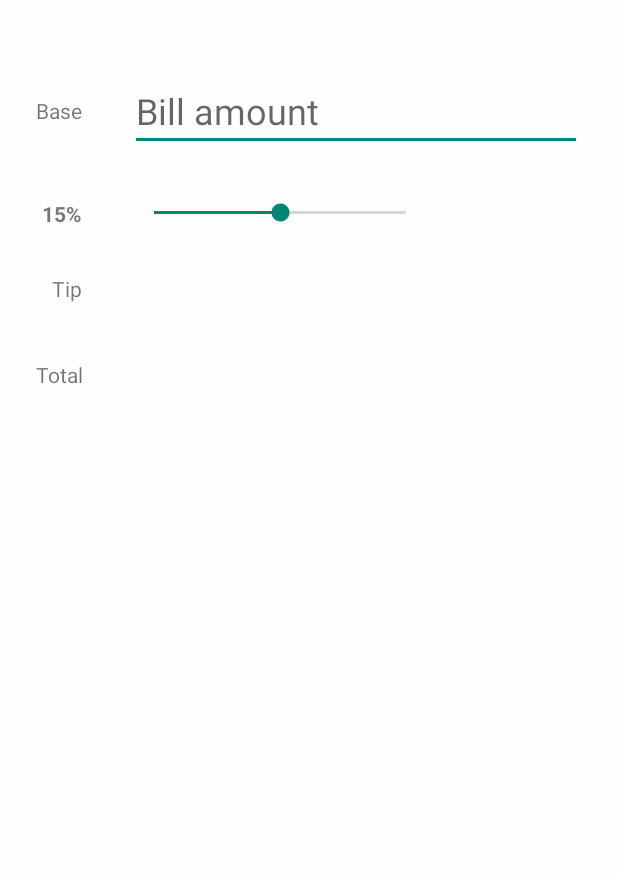
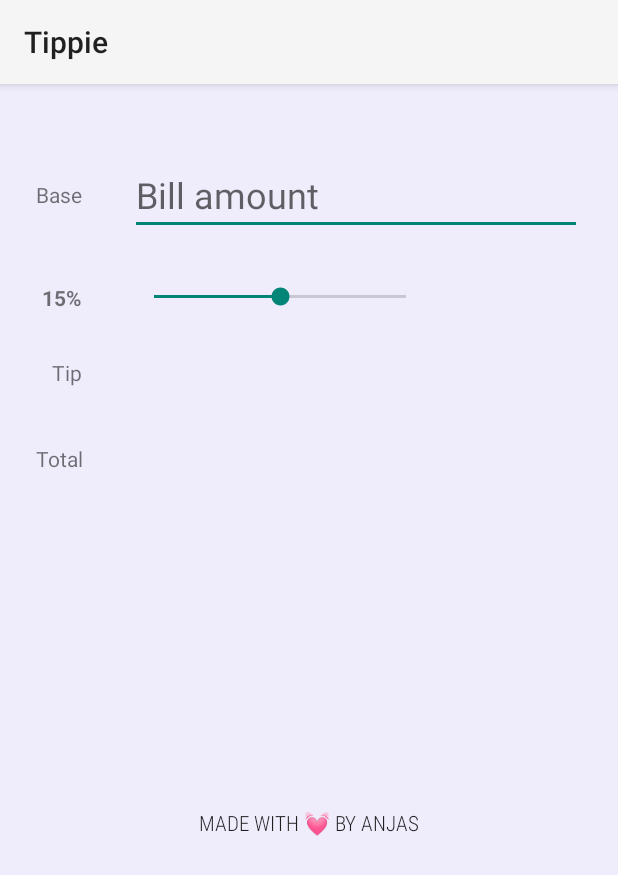
Before and after one commit to Anjasfedo/tippie, an Android app built with Jetpack Compose: the screen it shows after launch (MainActivity), on a phone screen of 412 x 824 dp. Shown: the top 875 px of the screen. Run offline under Robolectric (Android 15) with nearby library versions, the phone set to English and light mode, and no system bars.

Commit message:
feat: customize colors

```diff
--- a/app/src/main/java/com/example/tippie/MainActivity.kt
+++ b/app/src/main/java/com/example/tippie/MainActivity.kt
@@ -17,7 +17,6 @@ import androidx.compose.material3.Text
 import androidx.compose.runtime.Composable
 import androidx.compose.ui.Modifier
 import androidx.compose.ui.tooling.preview.Preview
-import com.example.tippie.ui.theme.TippieTheme
 
 private const val TAG = "MainActivity"
 private const val INITIAL_TIP_PERCENT = 15
@@ -32,6 +31,8 @@ class MainActivity : ComponentActivity() {
 
     override fun onCreate(savedInstanceState: Bundle?) {
         super.onCreate(savedInstanceState)
+
+        setTheme(R.style.Theme_Tippie)
         setContentView(R.layout.activity_main)
 
         etBaseAmount = findViewById(R.id.etBaseAmount)
--- a/app/src/main/res/layout/activity_main.xml
+++ b/app/src/main/res/layout/activity_main.xml
@@ -4,7 +4,6 @@
     xmlns:tools="http://schemas.android.com/tools"
     android:layout_width="match_parent"
     android:layout_height="match_parent"
-    android:background="#FFFEFE"
     android:paddingLeft="24dp"
     android:paddingTop="48dp"
     android:paddingRight="24dp"
@@ -105,4 +104,19 @@
         app:layout_constraintEnd_toEndOf="@+id/tvTipLabel"
         app:layout_constraintTop_toBottomOf="@id/tvTipAmount" />
 
+    <TextView
+        android:layout_width="wrap_content"
+        android:layout_height="wrap_content"
+        android:layout_marginStart="46dp"
+        android:fontFamily="sans-serif-condensed-light"
+        android:text="Made with 💓 by Anjas"
+        android:textAllCaps="true"
+        android:textAppearance="@style/TextAppearance.AppCompat.Body2"
+        app:layout_constraintBottom_toBottomOf="parent"
+        app:layout_constraintEnd_toEndOf="parent"
+        app:layout_constraintHorizontal_bias="0.0"
+        app:layout_constraintStart_toStartOf="@+id/tvTotalAmount"
+        app:layout_constraintTop_toBottomOf="@+id/tvTotalAmount"
+        app:layout_constraintVertical_bias="0.5" />
+
 </androidx.constraintlayout.widget.ConstraintLayout>
--- a/app/src/main/res/values/colors.xml
+++ b/app/src/main/res/values/colors.xml
@@ -7,4 +7,8 @@
     <color name="teal_700">#FF018786</color>
     <color name="black">#FF000000</color>
     <color name="white">#FFFFFFFF</color>
+
+    <color name="primary_blue">#244B6E</color>
+    <color name="darker_blue">#07256E</color>
+    <color name="background_blue">#EFECFB</color>
 </resources>
--- a/app/src/main/res/values/themes.xml
+++ b/app/src/main/res/values/themes.xml
@@ -1,5 +1,11 @@
 <?xml version="1.0" encoding="utf-8"?>
 <resources>
 
-    <style name="Theme.Tippie" parent="android:Theme.Material.Light.NoActionBar" />
+    <style name="Theme.Tippie" parent="android:Theme.Material.Light">
+
+        <item name="colorPrimary">@color/primary_blue</item>
+        <item name="colorPrimaryDark">@color/darker_blue</item>
+        <item name="android:statusBarColor">?attr/colorPrimaryDark</item>
+        <item name="android:colorBackground">@color/background_blue</item>
+    </style>
 </resources>
```
Also changed, not shown: app/src/main/java/com/example/tippie/ui/theme/Theme.kt (+0 -24 lines).
